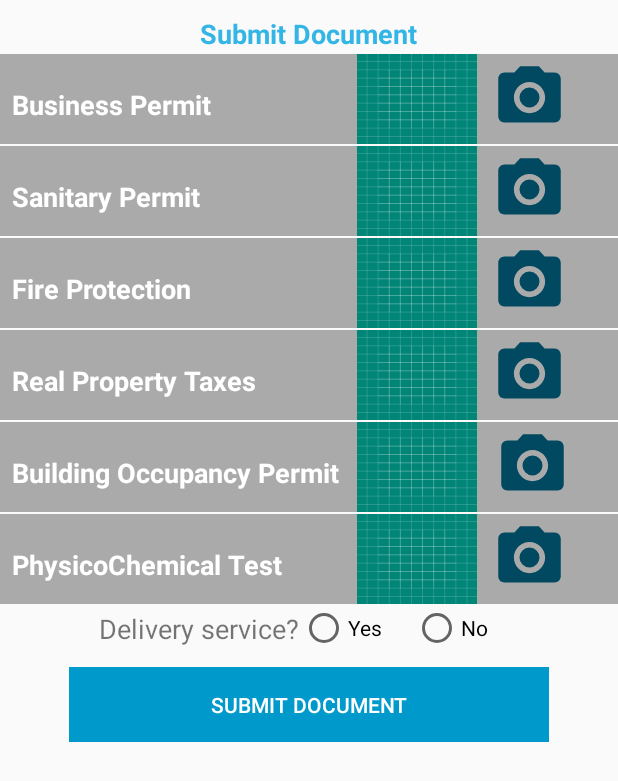
After one commit to coroyoy1/H2BOT, an Android app: the WaterStationDocumentVersion2Activity screen opened directly, with no data from a screen before it, on a phone screen of 412 x 824 dp. The commit adds this screen. Shown: the top 781 px of the screen. Run offline under Robolectric (Android 15) with nearby library versions, the phone set to English and light mode, and no system bars; our stand-ins replace Firebase (no records; nobody signed in at launch, a user with empty details on screens opened directly).

Commit message:
>Successfully Coded Water Station Document (No Trappings yet) >Firebase users_documents successful >Registration Verification Successful (No Trappings yet) >Login Verification Successful (No Trappings yet) >Proceeding to phase 2: Add Product (TBC) >Verify users_photos/(userID)/profilePicture.jpeg

```diff
--- a/app/src/main/AndroidManifest.xml
+++ b/app/src/main/AndroidManifest.xml
@@ -32,7 +32,8 @@
         <activity android:name=".TransactionsWSAndWDMain1Activity" />
         <activity android:name=".MapMerchantActivity" />
         <activity android:name=".ProductListMain1Activity" />
-        <activity android:name=".TransactionsWSAndWDMain2Activity"></activity>
+        <activity android:name=".TransactionsWSAndWDMain2Activity" />
+        <activity android:name=".WaterStationDocumentVersion2Activity"></activity>
     </application>
 
 </manifest>
--- a/app/src/main/java/com/example/administrator/h2bot/LoginActivity.java
+++ b/app/src/main/java/com/example/administrator/h2bot/LoginActivity.java
@@ -108,6 +108,9 @@ public class LoginActivity extends AppCompatActivity {
                         progressLoad.setVisibility(View.INVISIBLE);
                         loginNow.setVisibility(View.VISIBLE);
                         showMessages("Successfully Login");
+
+                        //Temporary Output
+                        startActivity(new Intent(LoginActivity.this, WaterStationDocumentVersion2Activity.class));
                     }
                 }
             });
--- /dev/null
+++ b/app/src/main/res/layout/activity_water_station_document_version2.xml
@@ -0,0 +1,255 @@
+<?xml version="1.0" encoding="utf-8"?>
+<RelativeLayout xmlns:android="http://schemas.android.com/apk/res/android"
+    xmlns:app="http://schemas.android.com/apk/res-auto"
+    xmlns:tools="http://schemas.android.com/tools"
+    android:layout_width="match_parent"
+    android:layout_height="match_parent"
+    tools:context=".WaterStationDocumentVersion2Activity">
+
+    <LinearLayout
+        android:layout_width="match_parent"
+        android:layout_height="match_parent"
+        android:orientation="vertical">
+        <LinearLayout
+            android:layout_width="wrap_content"
+            android:layout_height="wrap_content"
+            android:layout_gravity="center">
+            <TextView
+                android:layout_width="wrap_content"
+                android:layout_height="wrap_content"
+                android:layout_marginTop="10dp"
+                android:text="Submit Document"
+                android:textColor="@android:color/holo_blue_light"
+                android:textSize="18dp"
+                android:textStyle="bold"/>
+        </LinearLayout>
+        <LinearLayout
+            android:layout_width="match_parent"
+            android:layout_height="60dp"
+            android:layout_gravity="center"
+            android:background="@android:color/darker_gray"
+            android:layout_marginTop="1dp">
+            <TextView
+                android:layout_marginLeft="8dp"
+                android:layout_width="wrap_content"
+                android:layout_height="wrap_content"
+                android:layout_marginTop="10dp"
+                android:text="Business Permit"
+                android:textSize="18dp"
+                android:textStyle="bold"
+                android:textColor="@android:color/white"/>
+
+            <ImageView
+                android:id="@+id/permit1"
+                android:layout_width="80dp"
+                android:layout_height="60dp"
+                android:layout_marginLeft="97dp"
+                android:layout_marginTop="0dp"
+                android:background="@drawable/ic_launcher_background" />
+            <Button
+                android:id="@+id/permitButton1"
+                android:layout_marginTop="4dp"
+                android:layout_marginLeft="10dp"
+                android:layout_width="50dp"
+                android:layout_height="50dp"
+                android:background="@drawable/ic_photo_camera_black_24dp" />
+        </LinearLayout>
+        <LinearLayout
+            android:layout_width="match_parent"
+            android:layout_height="60dp"
+            android:layout_gravity="center"
+            android:background="@android:color/darker_gray"
+            android:layout_marginTop="1dp">
+            <TextView
+                android:layout_marginLeft="8dp"
+                android:layout_width="wrap_content"
+                android:layout_height="wrap_content"
+                android:layout_marginTop="10dp"
+                android:text="Sanitary Permit"
+                android:textSize="18dp"
+                android:textStyle="bold"
+                android:textColor="@android:color/white"/>
+            <ImageView
+                android:id="@+id/permit2"
+                android:layout_width="80dp"
+                android:layout_height="60dp"
+                android:layout_marginLeft="104dp"
+                android:layout_marginTop="0dp"
+                android:background="@drawable/ic_launcher_background"/>
+            <Button
+                android:id="@+id/permitButton2"
+                android:layout_marginTop="4dp"
+                android:layout_marginLeft="10dp"
+                android:layout_width="50dp"
+                android:layout_height="50dp"
+                android:background="@drawable/ic_photo_camera_black_24dp" />
+        </LinearLayout>
+        <LinearLayout
+            android:layout_width="match_parent"
+            android:layout_height="60dp"
+            android:layout_gravity="center"
+            android:background="@android:color/darker_gray"
+            android:layout_marginTop="1dp">
+            <TextView
+                android:layout_marginLeft="8dp"
+                android:layout_width="wrap_content"
+                android:layout_height="wrap_content"
+                android:layout_marginTop="10dp"
+                android:text="Fire Protection"
+                android:textSize="18dp"
+                android:textStyle="bold"
+                android:textColor="@android:color/white"/>
+            <ImageView
+                android:id="@+id/permit3"
+                android:layout_width="80dp"
+                android:layout_height="60dp"
+                android:layout_marginLeft="110dp"
+                android:layout_marginTop="0dp"
+                android:background="@drawable/ic_launcher_background"/>
+            <Button
+                android:id="@+id/permitButton3"
+                android:layout_marginTop="4dp"
+                android:layout_marginLeft="10dp"
+                android:layout_width="50dp"
+                android:layout_height="50dp"
+                android:background="@drawable/ic_photo_camera_black_24dp" />
+        </LinearLayout>
+        <LinearLayout
+            android:layout_width="match_parent"
+            android:layout_height="60dp"
+            android:layout_gravity="center"
+            android:background="@android:color/darker_gray"
+            android:layout_marginTop="1dp">
+            <TextView
+                android:layout_marginLeft="8dp"
+                android:layout_width="wrap_content"
+                android:layout_height="wrap_content"
+                android:layout_marginTop="10dp"
+                android:text="Real Property Taxes"
+                android:textSize="18dp"
+                android:textStyle="bold"
+                android:textColor="@android:color/white"/>
+            <ImageView
+                android:id="@+id/permit4"
+                android:layout_width="80dp"
+                android:layout_height="60dp"
+                android:layout_marginLeft="67dp"
+                android:layout_marginTop="0dp"
+                android:background="@drawable/ic_launcher_background"/>
+            <Button
+                android:id="@+id/permitButton4"
+                android:layout_marginTop="4dp"
+                android:layout_marginLeft="10dp"
+                android:layout_width="50dp"
+                android:layout_height="50dp"
+                android:background="@drawable/ic_photo_camera_black_24dp" />
+        </LinearLayout>
+        <LinearLayout
+            android:layout_width="match_parent"
+            android:layout_height="60dp"
+            android:layout_gravity="center"
+            android:background="@android:color/darker_gray"
+            android:layout_marginTop="1dp">
+            <TextView
+                android:layout_marginLeft="8dp"
+                android:layout_width="wrap_content"
+                android:layout_height="wrap_content"
+                android:layout_marginTop="10dp"
+                android:text="Building Occupancy Permit"
+                android:textSize="18dp"
+                android:textStyle="bold"
+                android:textColor="@android:color/white"/>
+
+            <ImageView
+                android:id="@+id/permit5"
+                android:layout_width="80dp"
+                android:layout_height="60dp"
+                android:layout_marginLeft="12dp"
+                android:layout_marginTop="0dp"
+                android:background="@drawable/ic_launcher_background" />
+            <Button
+                android:id="@+id/permitButton5"
+                android:layout_marginTop="4dp"
+                android:layout_marginLeft="12dp"
+                android:layout_width="50dp"
+                android:layout_height="50dp"
+                android:background="@drawable/ic_photo_camera_black_24dp" />
+        </LinearLayout>
+        <LinearLayout
+            android:layout_width="match_parent"
+            android:layout_height="60dp"
+            android:layout_gravity="center"
+            android:background="@android:color/darker_gray"
+            android:layout_marginTop="1dp">
+            <TextView
+                android:layout_marginLeft="8dp"
+                android:layout_width="wrap_content"
+                android:layout_height="wrap_content"
+                android:layout_marginTop="10dp"
+                android:text="PhysicoChemical Test"
+                android:textSize="18dp"
+                android:textStyle="bold"
+                android:textColor="@android:color/white"/>
+            <ImageView
+                android:id="@+id/permit6"
+                android:layout_width="80dp"
+                android:layout_height="60dp"
+                android:layout_marginLeft="50dp"
+                android:layout_marginTop="0dp"
+                android:background="@drawable/ic_launcher_background"/>
+            <Button
+                android:id="@+id/permitButton6"
+                android:layout_marginTop="4dp"
+                android:layout_marginLeft="10dp"
+                android:layout_width="50dp"
+                android:layout_height="50dp"
+                android:background="@drawable/ic_photo_camera_black_24dp" />
+        </LinearLayout>
+        <LinearLayout
+            android:layout_width="wrap_content"
+            android:layout_height="wrap_content"
+            android:layout_gravity="center">
+            <TextView
+                android:layout_width="wrap_content"
+                android:layout_height="wrap_content"
+                android:text="Delivery service?"
+                android:textSize="18dp"
+                android:layout_marginTop="4dp"/>
+            <RadioGroup
+                android:layout_width="wrap_content"
+                android:layout_height="wrap_content">
+                <RadioButton
+                    android:layout_width="wrap_content"
+                    android:layout_height="wrap_content"
+                    android:text="Yes"
+                    android:layout_marginRight="20dp"/>
+            </RadioGroup>
+            <RadioGroup
+                android:layout_width="wrap_content"
+                android:layout_height="wrap_content">
+                <RadioButton
+                    android:layout_width="wrap_content"
+                    android:layout_height="wrap_content"
+                    android:text="No"
+                    android:layout_marginRight="20dp"/>
+            </RadioGroup>
+        </LinearLayout>
+        <LinearLayout
+            android:layout_width="wrap_content"
+            android:layout_height="wrap_content"
+            android:layout_gravity="center"
+            android:layout_marginTop="10dp">
+            <Button
+                android:id="@+id/submitButton"
+                android:layout_width="320dp"
+                android:layout_height="50dp"
+                android:text="Submit Document"
+                android:textColor="@android:color/white"
+                android:background="@android:color/holo_blue_dark"/>
+
+        </LinearLayout>
+
+
+    </LinearLayout>
+
+</RelativeLayout>
```
Also changed, not shown: app/src/main/java/com/example/administrator/h2bot/AccountSettingsStationDocumentActivity.java (+12 -0 lines), app/src/main/java/com/example/administrator/h2bot/RegisterActivity.java (+13 -9 lines), app/src/main/java/com/example/administrator/h2bot/WaterStationDocumentVersion2Activity.java (added, +341 -0 lines).
